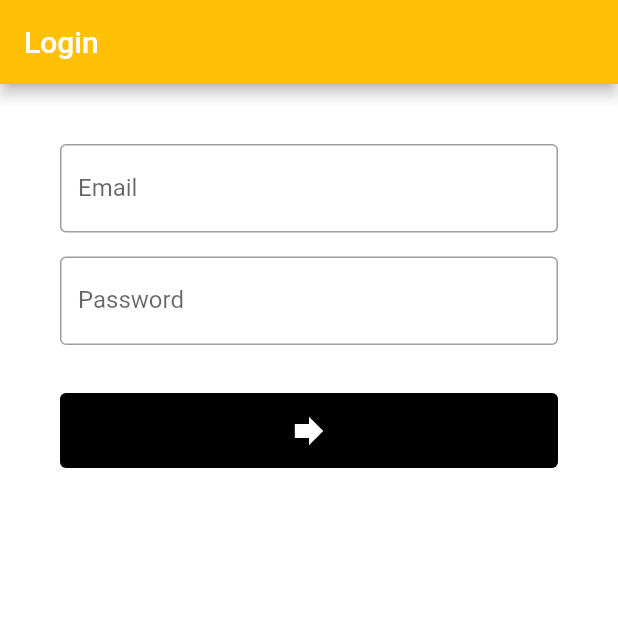
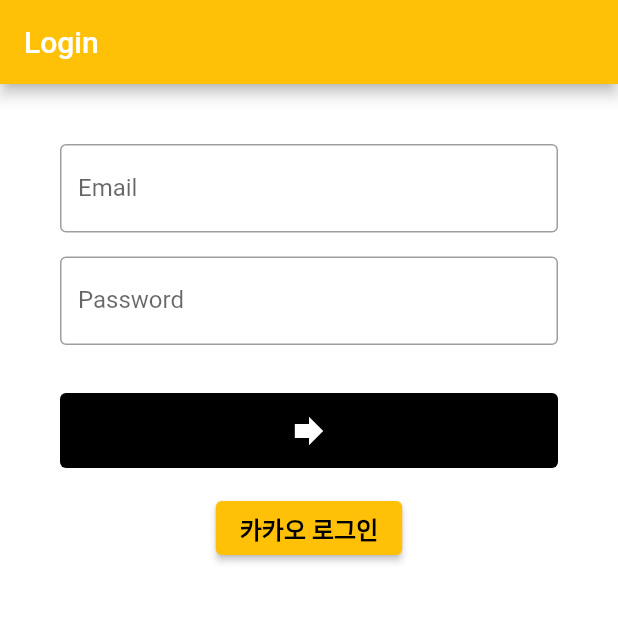
Before and after one commit to chanbeenkim/todo_list_app, a Flutter app: the screen it shows after launch, on a phone screen of 412 x 824 dp, the top half of it. Run offline on Flutter 3.47's test engine with Material 2 defaults, Android fonts, the phone set to English and light mode, and no system bars; our stand-ins replace firebase_auth, firebase_core, flutter_slidable, get, logger; missing offline and left inert: kakao_flutter_sdk_user; accounts and stored records are empty; generated files the repository leaves out were written again.

Commit message:
카카오 로그인 구현 중

```diff
--- a/lib/screens/login_screen.dart
+++ b/lib/screens/login_screen.dart
@@ -86,6 +86,22 @@ class _LoginScreenState extends State<LoginScreen> {
                 const SizedBox(
                   height: 16,
                 ),
+                Container(
+                  child: ElevatedButton(
+                    style: ElevatedButton.styleFrom(
+                      backgroundColor: Colors.amber,
+                    ),
+                    onPressed: () {},
+                    child: const Text(
+                      "카카오 로그인",
+                      style: TextStyle(
+                        color: Colors.black,
+                        fontWeight: FontWeight.bold,
+                        fontSize: 16,
+                      ),
+                    ),
+                  ),
+                ),
               ],
             ),
           ),
--- a/pubspec.yaml
+++ b/pubspec.yaml
@@ -41,6 +41,7 @@ dependencies:
   firebase_auth: ^4.15.3
   logger: ^2.0.2+1
   get: ^4.6.5
+  kakao_flutter_sdk_user: ^1.8.0
 
 dev_dependencies:
   flutter_test:
```
Also changed, not shown: lib/main.dart (+9 -1 lines).
